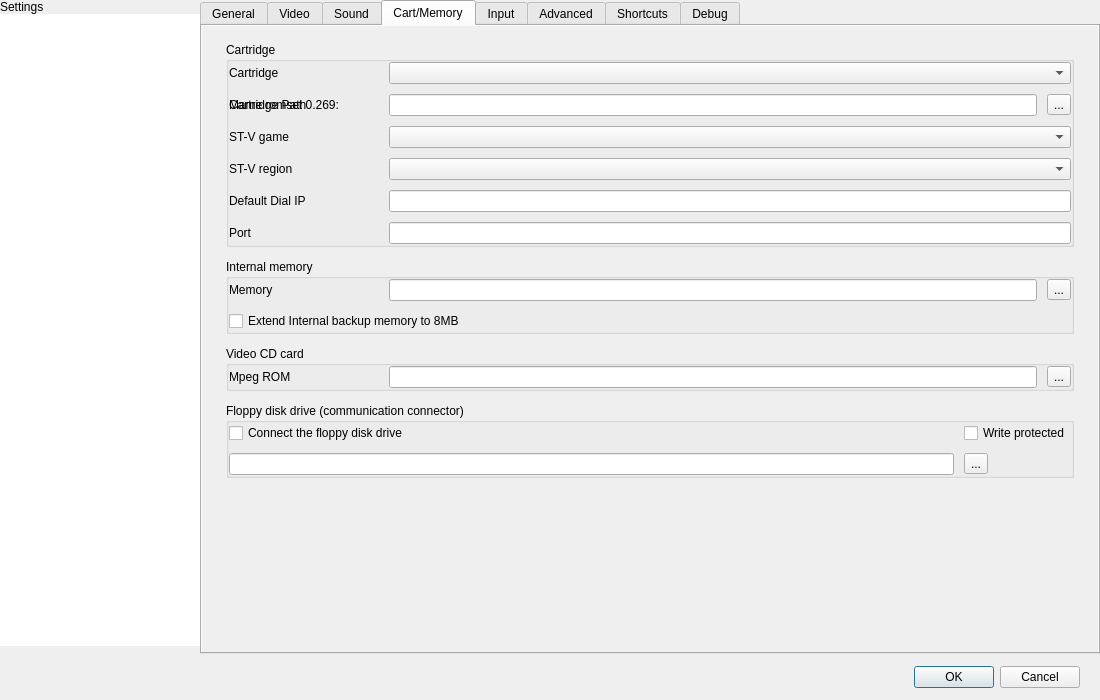
The window that yabause/src/port/qt/ui/UISettings.ui (BenjaminSiskoo/Kronos_test) describes before a commit, drawn with Qt 5.
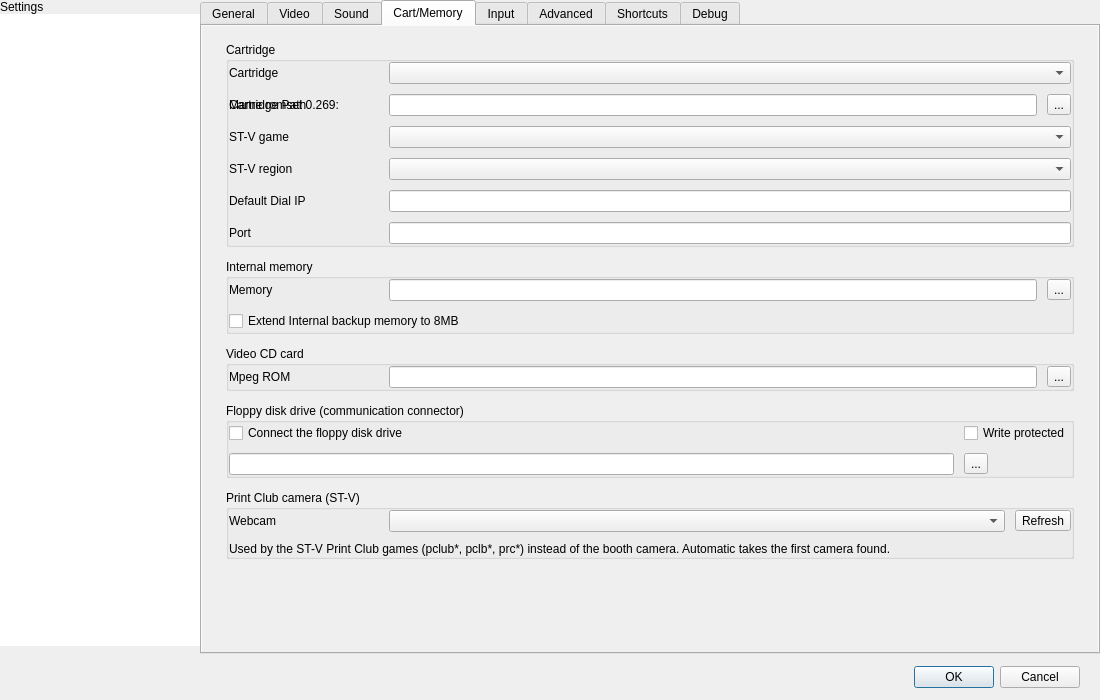
The same window after the commit. The open tabs and pages were chosen to show the change. Icons and pictures are not drawn. Custom widgets are drawn as their Qt base class.

Commit message: qt settings: Print Club camera card in Cart/Memory

The edit to the form file:
```diff
--- a/yabause/src/port/qt/ui/UISettings.ui
+++ b/yabause/src/port/qt/ui/UISettings.ui
@@ -427,6 +427,35 @@
           <string>...</string>
          </property>
         </widget>
+       </item></layout></widget></item><item><widget class="QGroupBox" name="cardCamera"><property name="title"><string>Print Club camera (ST-V)</string></property><property name="role" stdset="0"><string notr="true">card</string></property><layout class="QGridLayout" name="glCamera" columnstretch="0,1,0"><property name="leftMargin"><number>0</number></property><property name="topMargin"><number>0</number></property><property name="rightMargin"><number>0</number></property><property name="bottomMargin"><number>0</number></property><property name="horizontalSpacing"><number>10</number></property><property name="verticalSpacing"><number>10</number></property><item row="0" column="0" rowspan="1" colspan="1"><widget class="QLabel" name="lCamera">
+         <property name="text">
+          <string>Webcam</string>
+         </property>
+         <property name="textFormat">
+          <enum>Qt::PlainText</enum>
+         </property>
+        <property name="alignment"><set>Qt::AlignLeading|Qt::AlignLeft|Qt::AlignVCenter</set></property><property name="role" stdset="0"><string notr="true">row</string></property><property name="minimumSize"><size><width>150</width><height>0</height></size></property></widget>
+       </item><item row="0" column="1" rowspan="1" colspan="1"><widget class="QComboBox" name="cbCamera">
+         <property name="toolTip">
+          <string>Camera of the Print Club video board. It is only used while a Print Club game runs; without a camera the board shows a test pattern.</string>
+         </property>
+        </widget>
+       </item><item row="0" column="2" rowspan="1" colspan="1"><widget class="QToolButton" name="tbCameraRefresh">
+         <property name="toolTip">
+          <string>Look for cameras again</string>
+         </property>
+         <property name="text">
+          <string>Refresh</string>
+         </property>
+        </widget>
+       </item><item row="1" column="0" rowspan="1" colspan="3"><widget class="QLabel" name="lCameraHint">
+         <property name="text">
+          <string>Used by the ST-V Print Club games (pclub*, pclb*, prc*) instead of the booth camera. Automatic takes the first camera found.</string>
+         </property>
+         <property name="wordWrap">
+          <bool>true</bool>
+         </property>
+        <property name="role" stdset="0"><string notr="true">hint</string></property></widget>
        </item></layout></widget></item><item><spacer name="pgCart_sp"><property name="orientation"><enum>Qt::Vertical</enum></property><property name="sizeHint" stdset="0"><size><width>20</width><height>20</height></size></property></spacer></item></layout></widget></widget></item></layout></widget><widget class="QWidget" name="wInput"><attribute name="title"><string>Input</string></attribute><layout class="QVBoxLayout" name="pgInput_outer"><property name="spacing"><number>0</number></property><property name="leftMargin"><number>0</number></property><property name="topMargin"><number>0</number></property><property name="rightMargin"><number>0</number></property><property name="bottomMargin"><number>0</number></property><item><widget class="QScrollArea" name="pgInput_scroll"><property name="frameShape"><enum>QFrame::NoFrame</enum></property><property name="widgetResizable"><bool>true</bool></property><widget class="QWidget" name="pgInput_content"><property name="role" stdset="0"><string notr="true">pagecontent</string></property><layout class="QVBoxLayout" name="pgInput_vl"><property name="spacing"><number>12</number></property><property name="leftMargin"><number>24</number></property><property name="topMargin"><number>16</number></property><property name="rightMargin"><number>24</number></property><property name="bottomMargin"><number>16</number></property><item><widget class="QGroupBox" name="cardInputDriver"><property name="title"><string>Controller driver</string></property><property name="role" stdset="0"><string notr="true">card</string></property><layout class="QGridLayout" name="glInputDrv" columnstretch="0,1,0"><property name="leftMargin"><number>0</number></property><property name="topMargin"><number>0</number></property><property name="rightMargin"><number>0</number></property><property name="bottomMargin"><number>0</number></property><property name="horizontalSpacing"><number>10</number></property><property name="verticalSpacing"><number>10</number></property><item row="0" column="0" rowspan="1" colspan="1"><widget class="QLabel" name="lInput">
          <property name="sizePolicy">
           <sizepolicy hsizetype="Preferred" vsizetype="Maximum">
```
